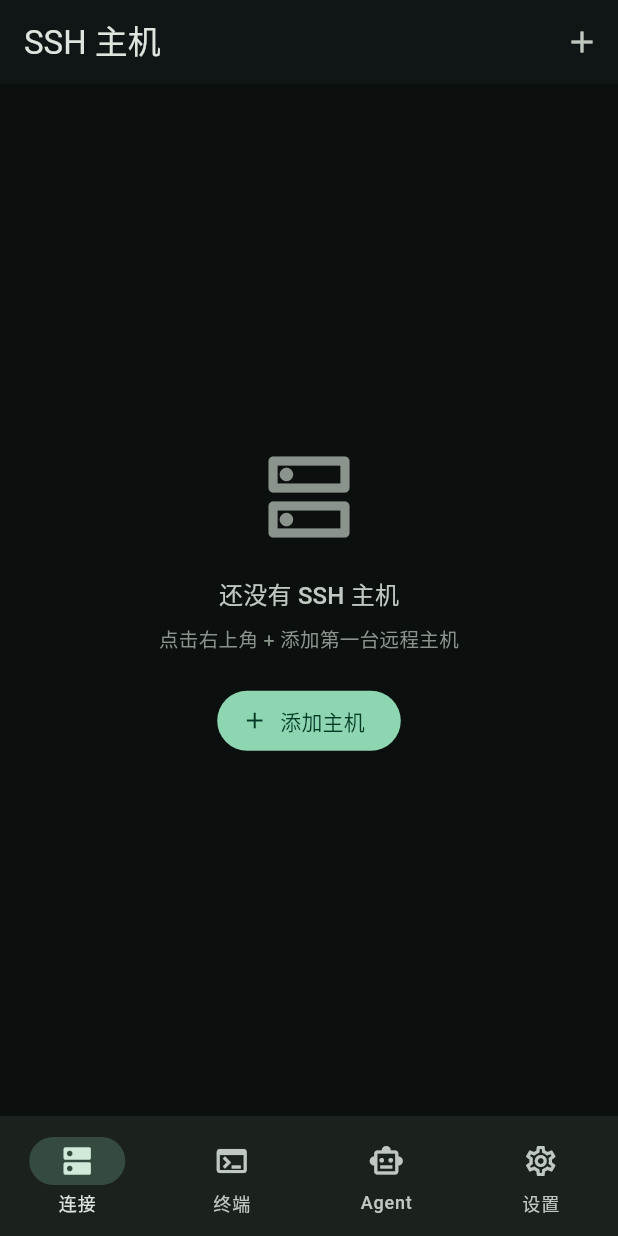
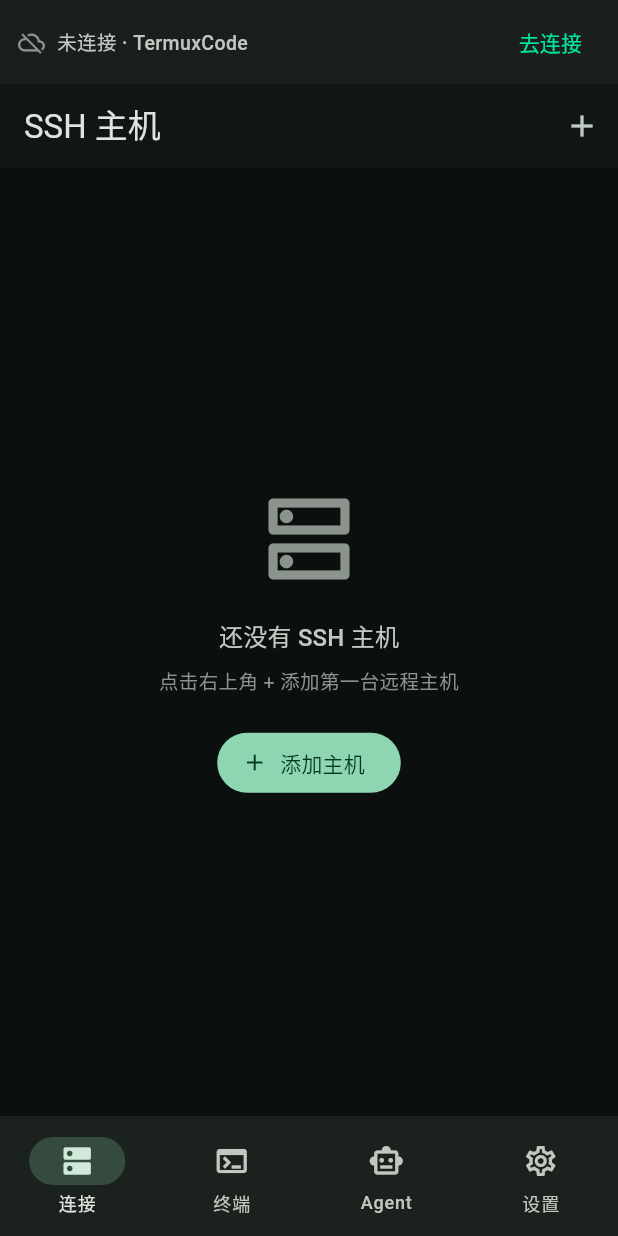
Before and after one commit to Zst0NE/TermuxCode, a Flutter app: the screen it shows after launch, on a phone screen of 412 x 824 dp. Run offline on Flutter 3.47's test engine with Material 3 defaults, Android fonts, the phone set to English and light mode, and no system bars; our stand-ins replace flutter_markdown, flutter_secure_storage; missing offline and left inert: dartssh2, xterm; accounts and stored records are empty.

Commit message:
feat(ui): global SSH session status strip on all tabs
Show connected/connecting/error state at the top with disconnect
and quick jump to profiles, so session status is visible without
leaving the current page.

```diff
--- a/lib/app_shell.dart
+++ b/lib/app_shell.dart
@@ -1,6 +1,7 @@
 import 'package:flutter/material.dart';
 import 'package:provider/provider.dart';
 
+import 'models/ssh_connection_state.dart';
 import 'providers/session_provider.dart';
 import 'screens/chat_screen.dart';
 import 'screens/profiles_screen.dart';
@@ -24,6 +25,8 @@ class _AppShellState extends State<AppShell> {
   Widget build(BuildContext context) {
     final session = context.watch<SessionProvider>();
     final connected = session.isConnected;
+    final connecting = session.isConnecting;
+    final cs = Theme.of(context).colorScheme;
 
     final pages = <Widget>[
       const ProfilesScreen(),
@@ -33,7 +36,117 @@ class _AppShellState extends State<AppShell> {
     ];
 
     return Scaffold(
-      body: IndexedStack(index: _index, children: pages),
+      body: Column(
+        children: [
+          // Global session strip — visible on every tab.
+          Material(
+            color: connected
+                ? const Color(0xFF0D2A22)
+                : connecting
+                    ? const Color(0xFF2A2410)
+                    : const Color(0xFF1A1F1D),
+            child: SafeArea(
+              bottom: false,
+              child: Padding(
+                padding:
+                    const EdgeInsets.symmetric(horizontal: 12, vertical: 8),
+                child: Row(
+                  children: [
+                    Icon(
+                      connected
+                          ? Icons.cloud_done
+                          : connecting
+                              ? Icons.cloud_sync
+                              : Icons.cloud_off,
+                      size: 18,
+                      color: connected
+                          ? const Color(0xFF00E5A0)
+                          : connecting
+                              ? const Color(0xFFF5C542)
+                              : cs.outline,
+                    ),
+                    const SizedBox(width: 8),
+                    Expanded(
+                      child: Text(
+                        connected
+                            ? '已连接 · ${session.activeProfileLabel ?? "SSH"}'
+                            : connecting
+                                ? '正在连接…'
+                                : session.error != null
+                                    ? '连接异常 · 点「连接」重试'
+                                    : '未连接 · TermuxCode',
+                        style: TextStyle(
+                          fontSize: 13,
+                          fontWeight: FontWeight.w500,
+                          color: connected
+                              ? const Color(0xFF00E5A0)
+                              : connecting
+                                  ? const Color(0xFFF5C542)
+                                  : cs.onSurfaceVariant,
+                        ),
+                        overflow: TextOverflow.ellipsis,
+                      ),
+                    ),
+                    if (connected)
+                      TextButton(
+                        onPressed: () => session.disconnect(),
+                        style: TextButton.styleFrom(
+                          foregroundColor: cs.error,
+                          visualDensity: VisualDensity.compact,
+                        ),
+                        child: const Text('断开'),
+                      )
+                    else if (!connecting)
+                      TextButton(
+                        onPressed: () => setState(() => _index = 0),
+                        style: TextButton.styleFrom(
+                          foregroundColor: const Color(0xFF00E5A0),
+                          visualDensity: VisualDensity.compact,
+                        ),
+                        child: const Text('去连接'),
+                      ),
+                  ],
+                ),
+              ),
+            ),
+          ),
+          if (session.error != null &&
+              session.state == SshConnectionState.error)
+            Material(
+              color: cs.errorContainer,
+              child: Padding(
+                padding:
+                    const EdgeInsets.symmetric(horizontal: 12, vertical: 6),
+                child: Row(
+                  children: [
+                    Icon(Icons.error_outline, size: 16, color: cs.onErrorContainer),
+                    const SizedBox(width: 8),
+                    Expanded(
+                      child: Text(
+                        session.error!,
+                        maxLines: 2,
+                        overflow: TextOverflow.ellipsis,
+                        style: TextStyle(
+                          fontSize: 12,
+                          color: cs.onErrorContainer,
+                        ),
+                      ),
+                    ),
+                    IconButton(
+                      icon: Icon(Icons.close, size: 16, color: cs.onErrorContainer),
+                      onPressed: () {
+                        // clear by reconnecting state via disconnect noop path
+                        session.disconnect();
+                      },
+                      visualDensity: VisualDensity.compact,
+                    ),
+                  ],
+                ),
+              ),
+            ),
+          Expanded(child: IndexedStack(index: _index, children: pages)),
+        ],
+      ),
       bottomNavigationBar: NavigationBar(
         selectedIndex: _index,
         onDestinationSelected: (i) => setState(() => _index = i),
```
